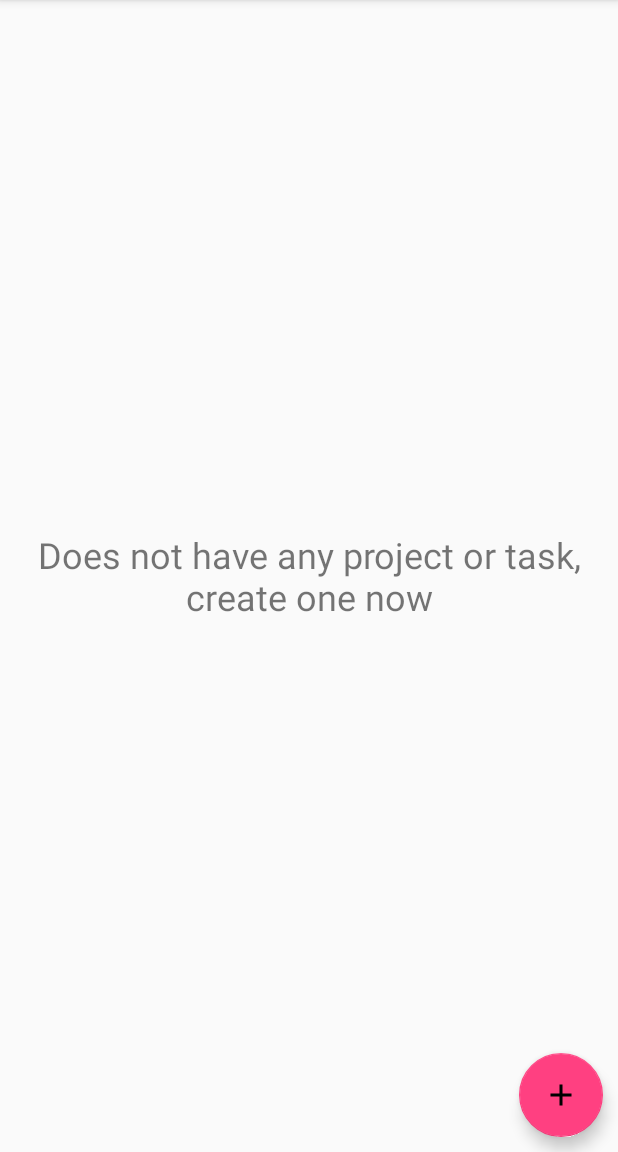
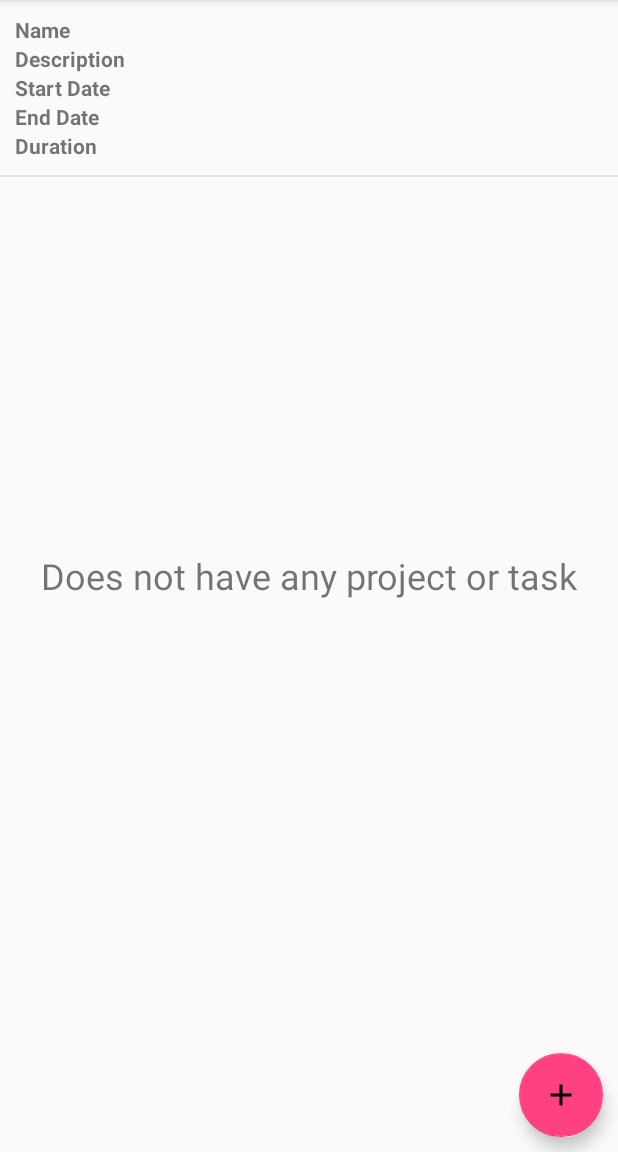
Before and after one commit to kevinmf94/TimeTracker, an Android app: the MainActivity screen opened directly, with no data from a screen before it, on a phone screen of 412 x 824 dp, the part 84-1236 px from its top. Run offline under Robolectric (Android 15) with nearby library versions, the phone set to English and light mode, and no system bars.

Commit message:
Vista detallada

```diff
--- a/app/src/main/java/cat/uab/ds/core/entity/Activity.java
+++ b/app/src/main/java/cat/uab/ds/core/entity/Activity.java
@@ -47,7 +47,7 @@ public abstract class Activity implements Serializable {
         this.name = newName;
     }
 
-    protected String getDescription() {
+    public String getDescription() {
         return description;
     }
 
--- a/app/src/main/java/cat/uab/ds/ui/MainActivity.java
+++ b/app/src/main/java/cat/uab/ds/ui/MainActivity.java
@@ -1,5 +1,6 @@
 package cat.uab.ds.ui;
 
+import android.app.Activity;
 import android.app.AlertDialog;
 import android.app.FragmentManager;
 import android.app.FragmentTransaction;
@@ -270,10 +271,11 @@ public class MainActivity extends AppCompatActivity implements DialogInterface.O
                 isRoot = intent.getBooleanExtra("isRoot", true);
                 rootRunning = intent.getBooleanExtra("rootRunning", false);
                 isPaused = intent.getBooleanExtra("isPaused" , false);
+                cat.uab.ds.core.entity.Activity parent = (cat.uab.ds.core.entity.Activity)intent.getSerializableExtra("parent");
                 ArrayList<ActivityHolder> activities = (ArrayList<ActivityHolder>) intent.getSerializableExtra("childs");
 
                 playPauseItem.setVisible((rootRunning && !isPaused) || (isPaused && !rootRunning));
-                activitiesListFragment.updateData(activities);
+                activitiesListFragment.updateData(parent,activities);
             }
         }
     }
--- a/app/src/main/java/cat/uab/ds/ui/fragments/ActivitiesListFragment.java
+++ b/app/src/main/java/cat/uab/ds/ui/fragments/ActivitiesListFragment.java
@@ -10,11 +10,17 @@ import android.view.LayoutInflater;
 import android.view.View;
 import android.view.ViewGroup;
 import android.widget.AdapterView;
+import android.widget.LinearLayout;
 import android.widget.ListView;
 import android.widget.TextView;
 
+import java.text.DateFormat;
+import java.text.SimpleDateFormat;
 import java.util.Collection;
+import java.util.Date;
+import java.util.Locale;
 
+import cat.uab.ds.core.entity.Activity;
 import cat.uab.ds.ui.IntervalsActivity;
 import cat.uab.ds.ui.MainActivity;
 import cat.uab.ds.ui.R;
@@ -25,10 +31,20 @@ public class ActivitiesListFragment extends Fragment implements AdapterView.OnIt
 
     private final static String TAG = "ActivitiesListFragment";
 
+    DateFormat df = new SimpleDateFormat("dd/MM/yyyy HH:mm:ss");
+
     private ActivitiesAdapter adapter;
     private MainActivity mainActivity;
     private ListView activitiesList;
     private TextView emptyText;
+    private LinearLayout descLyt;
+    private TextView txtName;
+    private TextView txtDesc;
+    private TextView txtIni;
+    private TextView txtFin;
+    private TextView txtDuration;
+
+    private Activity parent;
 
     @Override
     public void onCreate(Bundle savedInstanceState) {
@@ -48,6 +64,13 @@ public class ActivitiesListFragment extends Fragment implements AdapterView.OnIt
         activitiesList.setOnItemClickListener(this);
         activitiesList.setOnItemLongClickListener(this);
         activitiesList.setAdapter(adapter);
+
+        descLyt = v.findViewById(R.id.descLayout);
+        txtName = v.findViewById(R.id.txtName);
+        txtDesc = v.findViewById(R.id.txtDesc);
+        txtIni = v.findViewById(R.id.txtIni);
+        txtFin = v.findViewById(R.id.txtFin);
+        txtDuration = v.findViewById(R.id.txtDuration);
 
         return v;
     }
@@ -101,14 +124,44 @@ public class ActivitiesListFragment extends Fragment implements AdapterView.OnIt
             activitiesList.setVisibility(View.GONE);
             emptyText.setVisibility(View.VISIBLE);
         }
+
+        if (parent.isRoot()){
+            descLyt.setVisibility(View.GONE);
+        }else{
+            descLyt.setVisibility(View.VISIBLE);
+        }
+
+        txtName.setText(parent.getName());
+        txtDesc.setText(parent.getDescription());
+        Date start = parent.getStart();
+        Date end = parent.getEnd();
+        txtIni.setText(start!=null? df.format(start) : "");
+        txtFin.setText(end!=null? df.format(end) : "");
+        txtDuration.setText(durationToStr(parent.getDuration()));
+
     }
 
-    public void updateData(Collection<ActivityHolder> activities) {
+    public void updateData(Activity parent, Collection<ActivityHolder> activities) {
+        this.parent = parent;
         updateView(activities.size());
         adapter.clear();
         adapter.addAll(activities);
         adapter.notifyDataSetChanged();
     }
 
+    /**
+     * Converts a number in milliseconds to readable duration string (Hours,
+     * Minutes and Seconds).
+     * @param time Duration of activity in milliseconds
+     * @return Duration string
+     */
+    protected String durationToStr(final int time) {
+        long hours = time / 60 / 60;
+        long minutes = time / 60;
+        long seconds = time % 60;
+
+        return String.format(new Locale("en"),
+                "%dh %dm %ds", hours, minutes, seconds);
+    }
 
 }
--- a/app/src/main/java/cat/uab/ds/ui/services/TreeManagerService.java
+++ b/app/src/main/java/cat/uab/ds/ui/services/TreeManagerService.java
@@ -134,6 +134,7 @@ public class TreeManagerService extends Service implements Observer {
         intent.putExtra("isRoot", actual.isRoot());
         intent.putExtra("rootRunning", root.isRunning());
         intent.putExtra("isPaused", (pausedTask.size() > 0));
+        intent.putExtra("parent", actual);
         sendBroadcast(intent);
     }
     /**
--- a/app/src/main/res/layout/list_fragment.xml
+++ b/app/src/main/res/layout/list_fragment.xml
@@ -1,21 +1,116 @@
 <?xml version="1.0" encoding="utf-8"?>
 <RelativeLayout xmlns:android="http://schemas.android.com/apk/res/android"
+    xmlns:app="http://schemas.android.com/apk/res-auto"
     xmlns:tools="http://schemas.android.com/tools"
-    android:orientation="vertical" android:layout_width="match_parent"
+    android:layout_width="match_parent"
     android:layout_height="match_parent">
 
-    <ListView
-        android:id="@+id/listItems"
+    <LinearLayout
         android:layout_width="match_parent"
-        android:layout_height="match_parent" />
+        android:layout_height="match_parent"
+        android:orientation="vertical">
+
+        <LinearLayout
+            android:id="@+id/descLayout"
+            android:layout_width="match_parent"
+            android:layout_height="wrap_content"
+            android:orientation="horizontal"
+            android:visibility="visible">
+
+            <LinearLayout
+                android:layout_width="wrap_content"
+                android:layout_height="match_parent"
+                android:layout_margin="10dp"
+                android:orientation="vertical">
+
+                <TextView
+                    android:id="@+id/textView4"
+                    android:layout_width="match_parent"
+                    android:layout_height="wrap_content"
+                    android:text="@string/name"
+                    android:textStyle="bold" />
+
+                <TextView
+                    android:id="@+id/textView5"
+                    android:layout_width="match_parent"
+                    android:layout_height="wrap_content"
+                    android:text="@string/description"
+                    android:textStyle="bold" />
+
+                <TextView
+                    android:id="@+id/textView6"
+                    android:layout_width="match_parent"
+                    android:layout_height="wrap_content"
+                    android:text="@string/startDate"
+                    android:textStyle="bold" />
+
+                <TextView
+                    android:id="@+id/textView7"
+                    android:layout_width="match_parent"
+                    android:layout_height="wrap_content"
+                    android:text="@string/endDate"
+                    android:textStyle="bold" />
+
+                <TextView
+                    android:id="@+id/textView8"
+                    android:layout_width="match_parent"
+                    android:layout_height="wrap_content"
+                    android:text="@string/duration"
+                    android:textStyle="bold" />
+
+            </LinearLayout>
+
+            <LinearLayout
+                android:layout_width="match_parent"
+                android:layout_height="match_parent"
+                android:layout_margin="10dp"
+                android:layout_weight="1"
+                android:orientation="vertical">
+
+                <TextView
+                    android:id="@+id/txtName"
+                    android:layout_width="wrap_content"
+                    android:layout_height="wrap_content" />
+
+                <TextView
+                    android:id="@+id/txtDesc"
+                    android:layout_width="wrap_content"
+                    android:layout_height="wrap_content" />
+
+                <TextView
+                    android:id="@+id/txtIni"
+                    android:layout_width="wrap_content"
+                    android:layout_height="wrap_content" />
+
+                <TextView
+                    android:id="@+id/txtFin"
+                    android:layout_width="wrap_content"
+                    android:layout_height="wrap_content" />
+
+                <TextView
+                    android:id="@+id/txtDuration"
+                    android:layout_width="match_parent"
+                    android:layout_height="wrap_content" />
+            </LinearLayout>
+
+        </LinearLayout>
+
+        <ImageView
+            android:layout_width="match_parent"
+            android:layout_height="1dp"
+            android:background="#e2e2e2" />
+
+        <ListView
+            android:id="@+id/listItems"
+            android:layout_width="match_parent"
+            android:layout_height="match_parent" />
+
+    </LinearLayout>
 
     <TextView
         android:id="@+id/emptyText"
         android:layout_width="match_parent"
         android:layout_height="match_parent"
-        android:layout_alignParentStart="true"
-        android:layout_alignParentTop="true"
-        android:layout_weight="1"
         android:gravity="center_vertical|center_horizontal"
         android:padding="20dp"
         android:text="@string/emptyMessage"
--- a/app/src/main/res/values/strings.xml
+++ b/app/src/main/res/values/strings.xml
@@ -14,7 +14,7 @@
     <string name="noNameError">Name required</string>
     <string name="exitTitle">Exit</string>
     <string name="exitMessage">" Are there any scheduled tasks and are you sure you want to leave?"</string>
-    <string name="emptyMessage">Does not have any project or task, create one now</string>
+    <string name="emptyMessage">Does not have any project or task</string>
     <string name="project">Project</string>
     <string name="task">Task</string>
     <string name="emptyMessageIntervals">Does not have any interval</string>
@@ -32,5 +32,6 @@
     <string name="limited">Limited</string>
     <string name="timeLimit">Time Limit (s)</string>
     <string name="fromDateHigherThanToDate">Start Date is higher than End Date</string>
+    <string name="duration">Duration</string>
 
 </resources>
```
Also changed, not shown: 2 other files.
